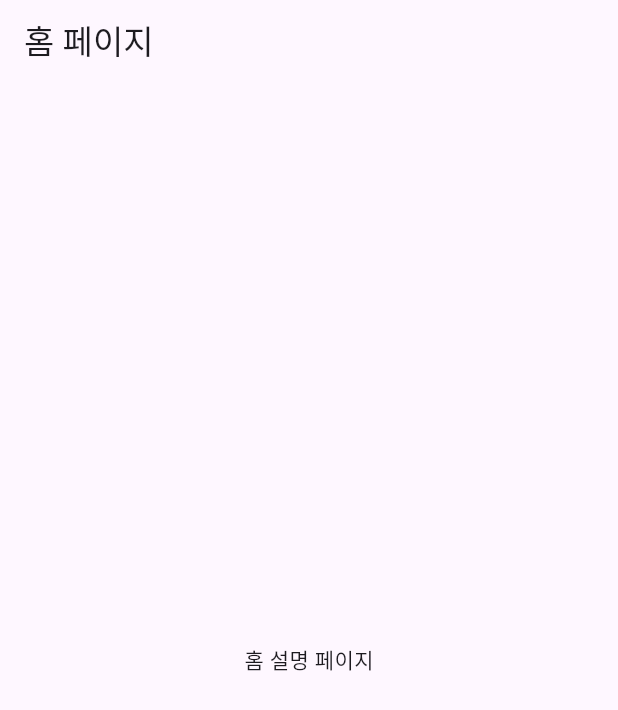
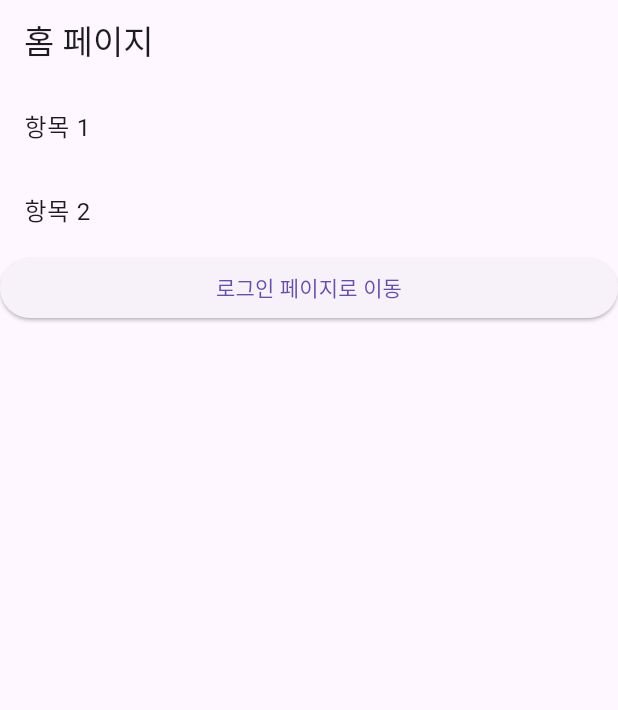
Before and after one commit to SW-LoadLogix/LoadLogix, a Flutter app: the screen it shows after launch, on a phone screen of 412 x 824 dp. Shown: the top 710 px of the screen. Run offline on Flutter 3.47's test engine with Material 3 defaults, Android fonts, the phone set to English and light mode, and no system bars; our stand-ins replace url_strategy.

Commit message:
#7 - feat : [FE] home 이동 테스트 버튼 생성

```diff
--- a/frontend/Load_Frontend/lib/home.dart
+++ b/frontend/Load_Frontend/lib/home.dart
@@ -1,17 +1,33 @@
 import 'package:flutter/material.dart';
 
 class HomePage extends StatelessWidget {
-  const HomePage({super.key});
+  const HomePage({required Key key}) : super(key: key);
 
   @override
   Widget build(BuildContext context) {
     return Scaffold(
       appBar: AppBar(
-        title: Text('홈 페이지'), // 앱바 타이틀
+        title: const Text('홈 페이지'), // 앱바 타이틀
       ),
-      body: Center(
-        child: Text('홈 설명 페이지'), // 본문에 표시될 텍스트
-      ),
+      body:
+      Column(
+        children: <Widget>[
+          Expanded(
+            child: ListView(
+              children: <Widget>[
+                ListTile(title: Text("항목 1")),
+                ListTile(title: Text("항목 2")),
+                ElevatedButton(
+                  onPressed: (){
+                    Navigator.pushNamed(context, '/sign-in-up');
+                  },
+                  child: const Text('로그인 페이지로 이동'),
+                )
+              ],
+            ),
+          ),
+        ],
+      )
     );
   }
 }
--- a/frontend/Load_Frontend/lib/main.dart
+++ b/frontend/Load_Frontend/lib/main.dart
@@ -25,24 +25,39 @@ class MyApp extends StatelessWidget {
         useMaterial3: true,
       ),
       initialRoute: '/',
-      onGenerateRoute: (settings) {
-        switch (settings.name) {
-          case '/':
-            return MaterialPageRoute(builder: (context) => const HomePage());
-          case '/sign-in-up':
-            return MaterialPageRoute(builder: (context) => const SignInUpPage());
-          case '/delivery-list':
-            return MaterialPageRoute(builder: (context) => const DeliveryListPage());
-          case '/set-truck-specification':
-            return MaterialPageRoute(builder: (context) => const SetTruckSpecificationPage());
-          case '/box-simulation':
-            return MaterialPageRoute(builder: (context) => const BoxSimulation3dPage());
-          case '/delivery-simulation':
-              return MaterialPageRoute(builder: (context) => const DeliverySimulationMapPage());
-          default:
-            return MaterialPageRoute(builder: (context) => const NotFoundPage());
-        }
+      /*** 라우트 방식 ***/
+      routes: {
+        '/': (context) => const HomePage(key: Key('home-page')),
+        '/sign-in-up': (context) => const SignInUpPage(),
+        '/delivery-list': (context) => const DeliveryListPage(),
+        '/set-truck-specification': (context) => const SetTruckSpecificationPage(),
+        '/box-simulation': (context) => const BoxSimulation3dPage(),
+        '/delivery-simulation': (context) => const DeliverySimulationMapPage(),
       },
+      onUnknownRoute: (settings) => MaterialPageRoute(
+        builder: (context) => const NotFoundPage(),
+      ),
+
+
+      /** onGenerateRoute 방식 **/
+      // onGenerateRoute: (settings) {
+      //   switch (settings.name) {
+      //     case '/':
+      //       return MaterialPageRoute(builder: (context) => const HomePage());
+      //     case '/sign-in-up':
+      //       return MaterialPageRoute(builder: (context) => const SignInUpPage());
+      //     case '/delivery-list':
+      //       return MaterialPageRoute(builder: (context) => const DeliveryListPage());
+      //     case '/set-truck-specification':
+      //       return MaterialPageRoute(builder: (context) => const SetTruckSpecificationPage());
+      //     case '/box-simulation':
+      //       return MaterialPageRoute(builder: (context) => const BoxSimulation3dPage());
+      //     case '/delivery-simulation':
+      //         return MaterialPageRoute(builder: (context) => const DeliverySimulationMapPage());
+      //     default:
+      //       return MaterialPageRoute(builder: (context) => const NotFoundPage());
+      //   }
+      // },
     );
   }
 }
```
